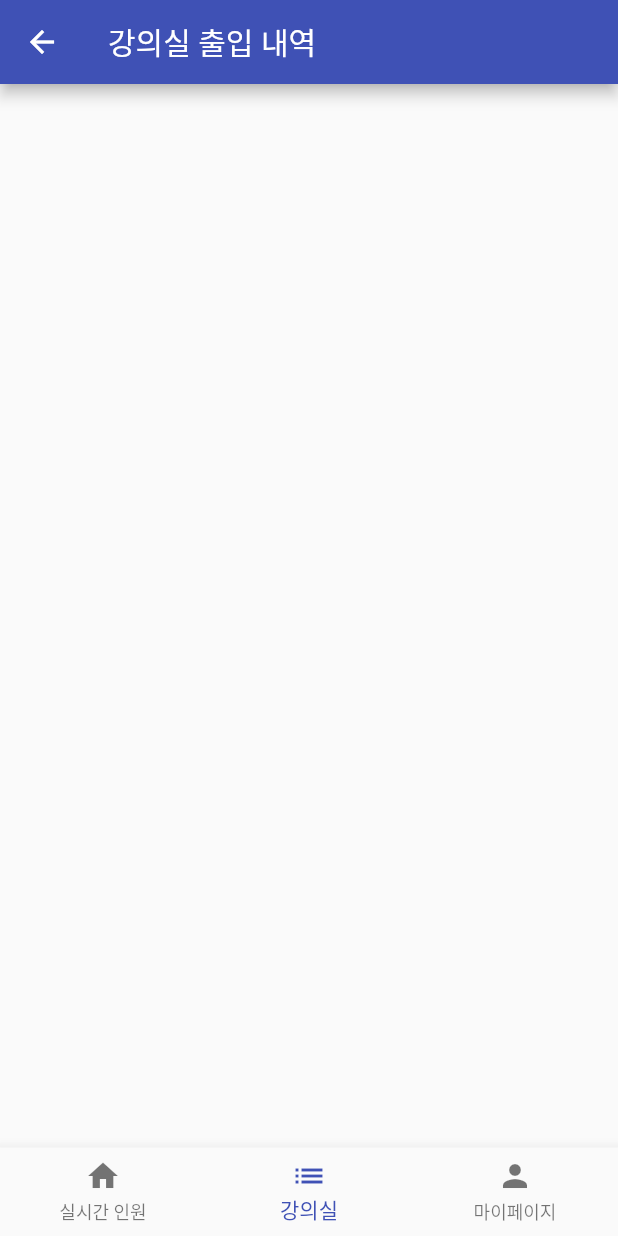
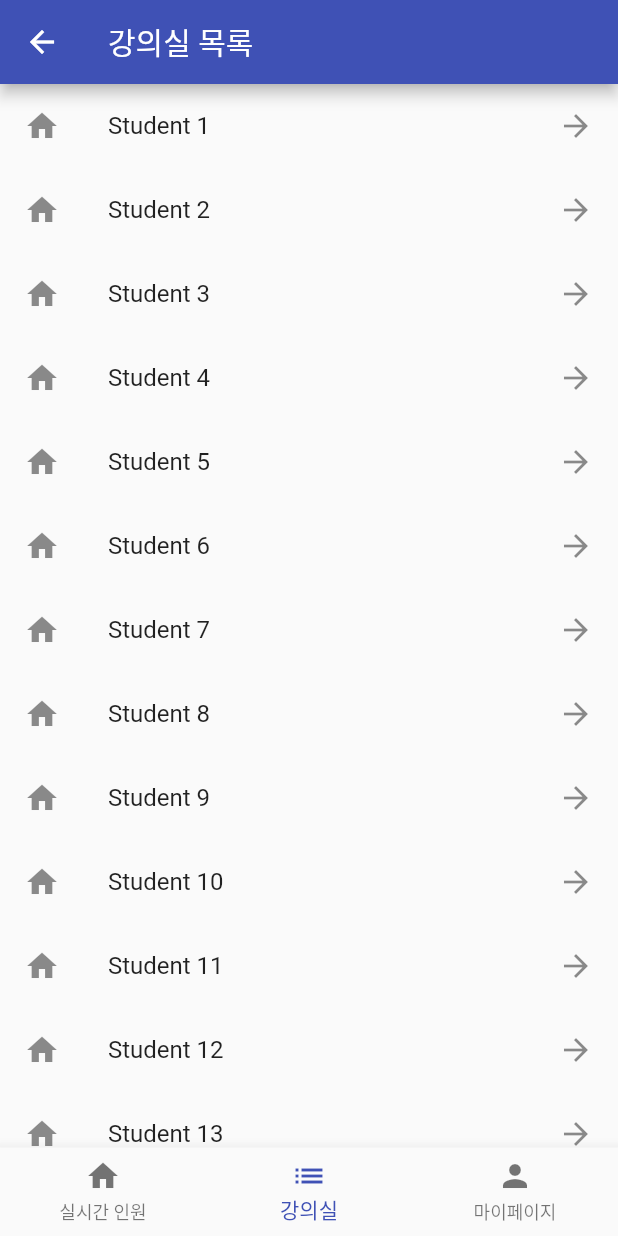
Before and after one commit to CAUHandsOn/Front-end, a Flutter app: the StudentWidget screen opened directly with empty values, item 2 of the bottom bar chosen, on a phone screen of 412 x 824 dp. Run offline on Flutter 3.47's test engine with Material 2 defaults, Android fonts, the phone set to English and light mode, and no system bars.

```diff
--- /dev/null
+++ b/lib/src/provider/classroomList_provider.dart
@@ -0,0 +1,45 @@
+import 'dart:convert';
+
+import 'package:flutter/material.dart';
+import 'package:handson/src/model/classroom.dart';
+import 'package:http/http.dart' as http;
+
+class ClassroomListProvider extends ChangeNotifier{
+
+  List<Classroom> _classroomList = [];
+  List<Classroom> get classroomList => _classroomList;
+
+  Future<void> getClassroomList() async {
+    String url = 'https://bho.ottitor.shop/room';
+
+    http.Response response = await http.get(
+      Uri.parse(url),
+    );
+
+    if (response.statusCode == 200){
+      _classroomList = jsonDecode(response.body)['data'].map<Classroom>((data) {
+        return Classroom.fromJson(data);
+      }).toList();
+    }
+    print(_classroomList);
+    notifyListeners();
+  }
+
+  Future<String> loadJsonFile(context) {
+    print("loading the classroomList file . . . ");
+    return Future.value(DefaultAssetBundle.of(context)
+        .loadString("assets/json/classroomList_response.json"));
+  }
+
+  loadClassroomList(context) async {
+    print("loadClassroomList called");
+    String data = await loadJsonFile(context);
+    print("data = $data");
+    _classroomList = jsonDecode(data)['data'].map<Classroom>((data) {
+      return Classroom.fromJson(data);
+    }).toList();
+    print(_classroomList);
+    notifyListeners();
+  }
+
+}
--- a/lib/src/provider/classroom_provider.dart
+++ b/lib/src/provider/classroom_provider.dart
@@ -17,7 +17,7 @@ class ClassroomProvider extends ChangeNotifier {
   loadClassroomInfo(context) async {
     print("loadClassroomInfo called");
     String data = await loadJsonFile(context);
-    print(data);
+    print('data = $data');
     final jsonResult = jsonDecode(data);
     _classroomInfo = Classroom.fromJson(jsonResult);
     is_loaded = true;
--- a/lib/src/ui/student_page/student_classroom_widget.dart
+++ b/lib/src/ui/student_page/student_classroom_widget.dart
@@ -1,4 +1,11 @@
+import 'dart:convert';
+
 import 'package:flutter/material.dart';
+import 'package:http/http.dart' as http;
+import 'package:provider/provider.dart';
+
+import '../../model/classroom.dart';
+import '../../provider/classroomList_provider.dart';
 
 class StudentClassroomWidget extends StatefulWidget {
   const StudentClassroomWidget({Key? key}) : super(key: key);
@@ -8,12 +15,35 @@ class StudentClassroomWidget extends StatefulWidget {
 }
 
 class _StudentClassroomWidgetState extends State<StudentClassroomWidget> {
+  late ClassroomListProvider _classroomListProvider;
+  late List<Classroom> classroomList;
+
+  Widget _listBody(){
+    classroomList = _classroomListProvider.classroomList;
+    print(classroomList);
+    return ListView(
+      scrollDirection: Axis.vertical,
+      children: List.generate(100, (i){
+        return ListTile(
+          leading: const Icon(Icons.home),
+          title: Text('Student ${i+1}'),
+          trailing: const Icon(Icons.arrow_forward),
+          onTap: () {
+
+          },
+        );
+      }).toList(),
+    );
+  }
+
   @override
   Widget build(BuildContext context) {
+    _classroomListProvider = Provider.of<ClassroomListProvider>(context,listen: false);
     return Scaffold(
       appBar: AppBar(
-        title: const Text('강의실 출입 내역'),
+        title: const Text('강의실 목록'),
       ),
+      body: _listBody(),
     );
   }
 }
--- a/lib/src/ui/student_page/student_home_widget.dart
+++ b/lib/src/ui/student_page/student_home_widget.dart
@@ -7,6 +7,7 @@ import 'package:handson/src/ui/student_page/student_mypage_widget.dart';
 import 'package:handson/src/ui/student_page/student_realtime_widget.dart';
 import 'package:provider/provider.dart';
 
+import '../../provider/classroomList_provider.dart';
 import '../../provider/classroom_provider.dart';
 
 class StudentWidget extends StatefulWidget {
@@ -21,6 +22,7 @@ class _StudentWidgetState extends State<StudentWidget> {
   late UserProvider _userProvider;
   late BottomNavigationProvider _bottomNavigationProvider;
   late ClassroomProvider _classroomProvider;
+  late ClassroomListProvider _classroomListProvider;
 
   Widget _bottomNavigationBarWidget(){
     return BottomNavigationBar(
@@ -66,6 +68,8 @@ class _StudentWidgetState extends State<StudentWidget> {
     _userProvider.initUser(widget.user.name, widget.user.email, widget.user.id, widget.user.role);
     _classroomProvider = Provider.of<ClassroomProvider>(context,listen: false);
     _classroomProvider.loadClassroomInfo(context);
+    _classroomListProvider = Provider.of<ClassroomListProvider>(context,listen: false);
+    _classroomListProvider.loadClassroomList(context);
   }
 
   @override
```
Also changed, not shown: assets/json/classsroomList_response.json (added, +27 -0 lines), lib/src/ui/home.dart (+11 -2 lines).
